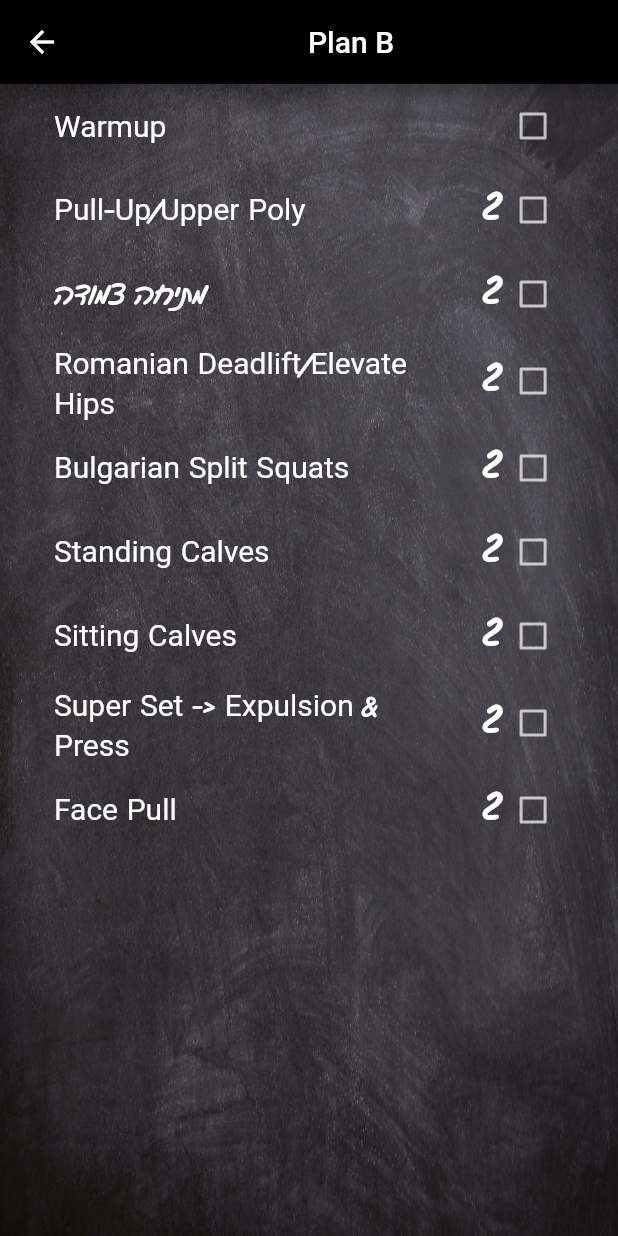
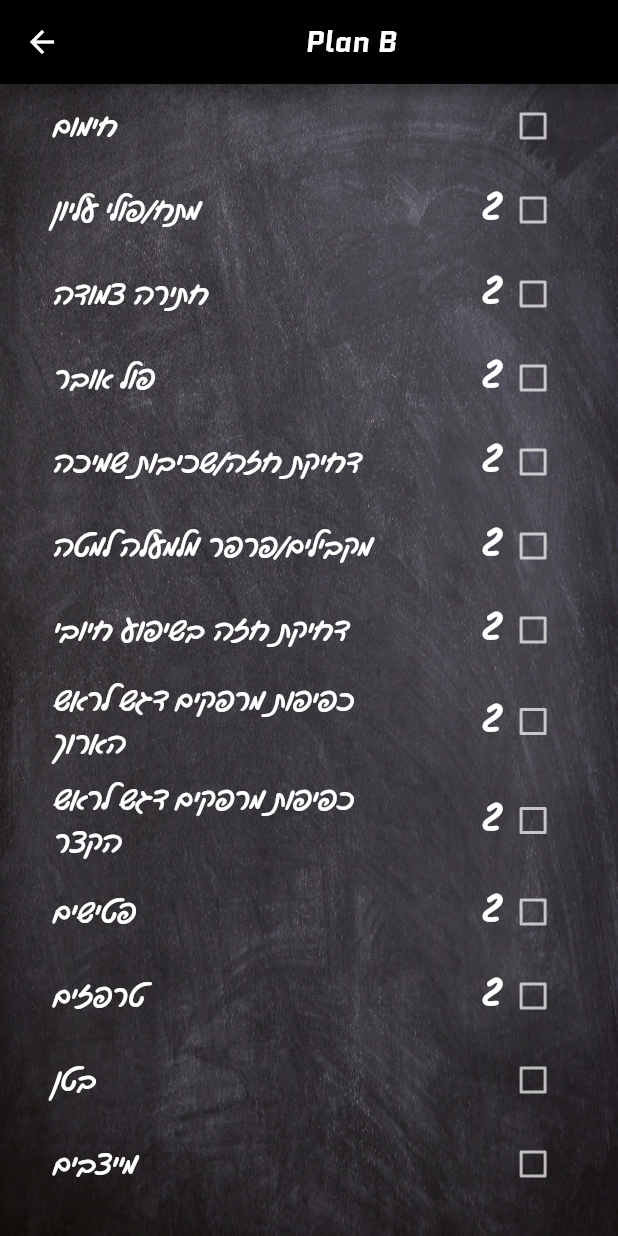
Before and after one commit to shaishalevss/my_workout_app, a Flutter app: the PlanBScreen screen opened by its route, on a phone screen of 412 x 824 dp. Run offline on Flutter 3.47's test engine with Material 2 defaults, Android fonts, the phone set to English and light mode, and no system bars.

Commit message:
updates plan A and plan B in hebrew, also changes the appbar font for all pages.

```diff
--- a/lib/constants.dart
+++ b/lib/constants.dart
@@ -8,3 +8,7 @@ const kWorkoutLabelTextStyle = TextStyle(
 );
 
 int kTimerTime = 5;
+
+const TextStyle kAppBarTextStyle = TextStyle(
+  fontFamily: 'Quantico',
+);
--- a/lib/models/drill_data.dart
+++ b/lib/models/drill_data.dart
@@ -6,36 +6,39 @@ import 'package:my_workout/models/drill.dart';
 
 class DrillData extends ChangeNotifier {
   List<Drill> _drillsA = [
-    Drill(name: 'Warmup', sets: 0),
-    Drill(name: 'Squats', sets: 2),
-    Drill(name: 'Sumo Squats', sets: 2),
-    Drill(name: 'Romanian Deadlift/Elevate Hips', sets: 2),
-    Drill(name: 'Bulgarian Split Squats', sets: 2),
-    Drill(name: 'Standing Calves', sets: 2),
-    Drill(name: 'Sitting Calves', sets: 2),
-    Drill(name: 'Super Set -> Expulsion & Press', sets: 2),
-    Drill(name: 'Face Pull', sets: 2),
-    Drill(name: 'Shoulder Flexing', sets: 2),
-    Drill(name: 'French Press', sets: 2),
-    Drill(name: 'Tight Bench Press', sets: 2),
-    Drill(name: 'Pushing Elbows From Upper Poly', sets: 2),
-    Drill(name: 'Forearm Flexing', sets: 2),
-    Drill(name: 'Forearm Extending', sets: 2),
-    Drill(name: 'ABS', sets: 0),
-    Drill(name: 'Back Stability', sets: 0),
+    Drill(name: 'חימום', sets: 0),
+    Drill(name: 'סקוואט', sets: 2),
+    Drill(name: 'סומו סקוואט', sets: 2),
+    Drill(name: 'דדליפט רומני/עליות אגן', sets: 2),
+    Drill(name: 'ספליט סקוואט', sets: 2),
+    Drill(name: 'עליות תאומים בעמידה', sets: 2),
+    Drill(name: 'עליות תאומים בישיבה', sets: 2),
+    Drill(name: 'סופר-סט הרחקת כתפיים+לחיצת כתפיים', sets: 2),
+    Drill(name: 'פייס פול', sets: 2),
+    Drill(name: 'כפיפות כתף', sets: 2),
+    Drill(name: 'לחיצה צרפתית', sets: 2),
+    Drill(name: 'בנ\'ץ פרס/שכיבות צמודות', sets: 2),
+    Drill(name: 'פשיטת מרפקים מפולי עליון', sets: 2),
+    Drill(name: 'כפיפת כף יד', sets: 2),
+    Drill(name: 'פשיטת כף יד', sets: 2),
+    Drill(name: 'בטן', sets: 0),
+    Drill(name: 'מייצבים', sets: 0),
   ];
 
   List<Drill> _drillsB = [
-    Drill(name: 'Warmup', sets: 0),
-    Drill(name: 'Pull-Up/Upper Poly', sets: 2),
-    Drill(name: 'מתיחה צמודה', sets: 2),
-    Drill(name: 'Romanian Deadlift/Elevate Hips', sets: 2),
-    Drill(name: 'Bulgarian Split Squats', sets: 2),
-    Drill(name: 'Standing Calves', sets: 2),
-    Drill(name: 'Sitting Calves', sets: 2),
-    Drill(name: 'Super Set -> Expulsion & Press', sets: 2),
-    Drill(name: 'Face Pull', sets: 2),
-
+    Drill(name: 'חימום', sets: 0),
+    Drill(name: 'מתח/פולי עליון', sets: 2),
+    Drill(name: 'חתירה צמודה', sets: 2),
+    Drill(name: 'פול אובר', sets: 2),
+    Drill(name: 'דחיקת חזה/שכיבות שמיכה', sets: 2),
+    Drill(name: 'מקבילים/פרפר מלמעלה למטה', sets: 2),
+    Drill(name: 'דחיקת חזה בשיפוע חיובי', sets: 2),
+    Drill(name: 'כפיפות מרפקים דגש לראש הארוך', sets: 2),
+    Drill(name: 'כפיפות מרפקים דגש לראש הקצר', sets: 2),
+    Drill(name: 'פטישים', sets: 2),
+    Drill(name: 'טרפזים', sets: 2),
+    Drill(name: 'בטן', sets: 0),
+    Drill(name: 'מייצבים', sets: 0),
   ];
 
   UnmodifiableListView<Drill> get drillsA {
--- a/lib/screens/home_screen.dart
+++ b/lib/screens/home_screen.dart
@@ -1,5 +1,6 @@
 import 'package:flutter/material.dart';
 import 'package:my_workout/components/plan_selector_button.dart';
+import 'package:my_workout/constants.dart';
 
 class HomeScreen extends StatefulWidget {
   @override
@@ -28,9 +29,7 @@ class _HomeScreenState extends State<HomeScreen> {
         title: Center(
           child: Text(
             'My Workout Routine',
-            style: TextStyle(
-              fontFamily: 'Quantico',
-            ),
+            style: kAppBarTextStyle,
           ),
         ),
       ),
--- a/lib/screens/plan_a.dart
+++ b/lib/screens/plan_a.dart
@@ -1,5 +1,6 @@
 import 'package:flutter/material.dart';
 import 'package:my_workout/widgets/drills_list.dart';
+import 'package:my_workout/constants.dart';
 
 class PlanAScreen extends StatelessWidget {
 
@@ -9,7 +10,7 @@ class PlanAScreen extends StatelessWidget {
       appBar: AppBar(
         backgroundColor: Colors.black,
         title: Center(
-          child: Text('Plan A'),
+          child: Text('Plan A', style: kAppBarTextStyle,),
         ),
       ),
       body: Container(
--- a/lib/screens/plan_b.dart
+++ b/lib/screens/plan_b.dart
@@ -1,5 +1,6 @@
 import 'package:flutter/material.dart';
 import 'package:my_workout/widgets/drills_list.dart';
+import 'package:my_workout/constants.dart';
 
 class PlanBScreen extends StatelessWidget {
 
@@ -9,7 +10,7 @@ class PlanBScreen extends StatelessWidget {
       appBar: AppBar(
         backgroundColor: Colors.black,
         title: Center(
-          child: Text('Plan B'),
+          child: Text('Plan B', style: kAppBarTextStyle,),
         ),
       ),
       body: Container(
--- a/lib/screens/select_area.dart
+++ b/lib/screens/select_area.dart
@@ -1,4 +1,5 @@
 import 'package:flutter/material.dart';
+import 'package:my_workout/constants.dart';
 
 class SelectAreaScreen extends StatelessWidget {
   @override
@@ -7,7 +8,7 @@ class SelectAreaScreen extends StatelessWidget {
       appBar: AppBar(
         backgroundColor: Colors.black,
         title: Center(
-          child: Text('Select Area'),
+          child: Text('Select Area', style: kAppBarTextStyle,),
         ),
       ),
       body: Container(
```
